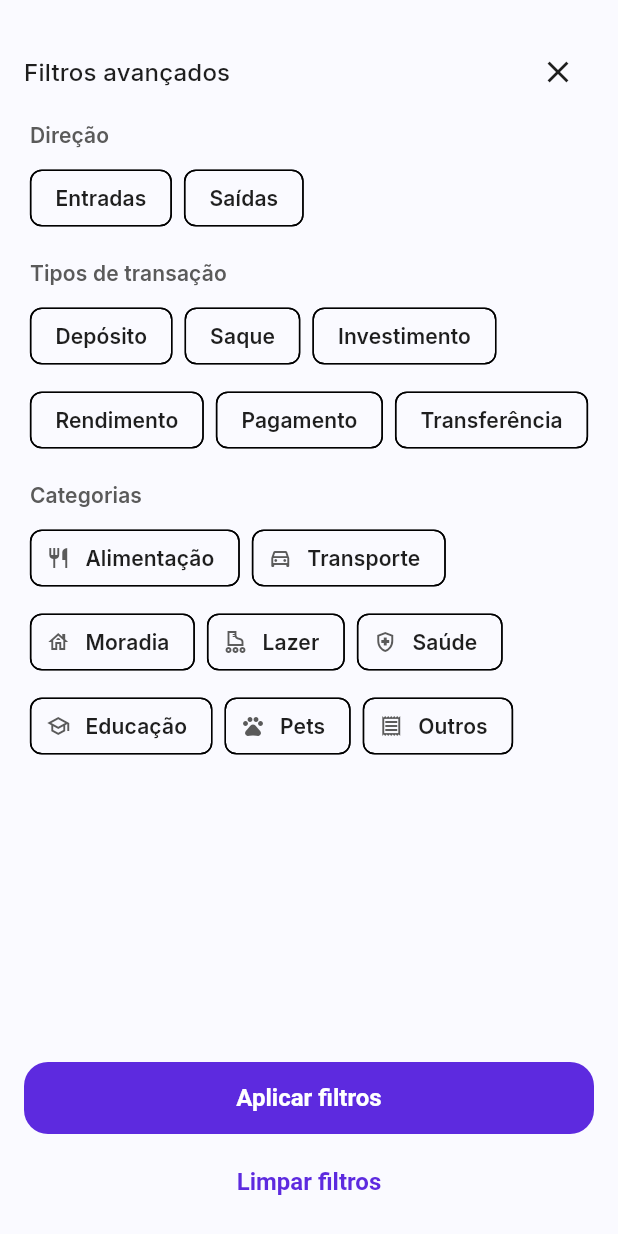
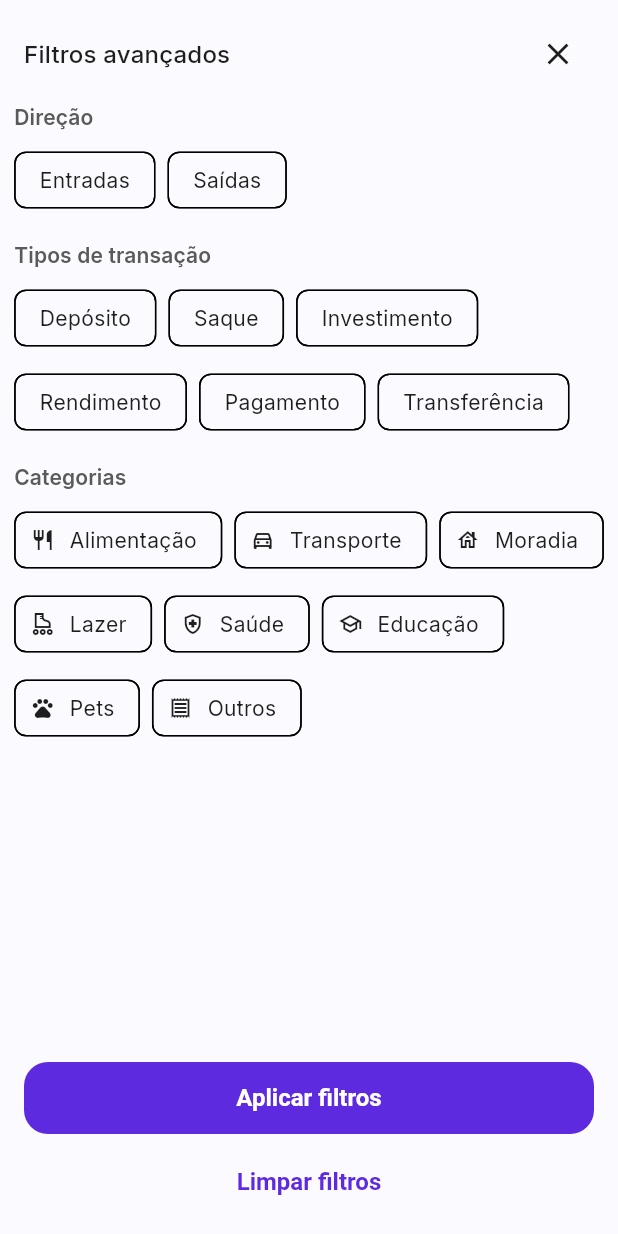
Before and after one commit to carolinarosatto/tech-challenge-3, a Flutter app: the TransactionsFiltersSheet widget shown alone on an empty page, opened directly, on a phone screen of 412 x 824 dp. Run offline on Flutter 3.47's test engine with Material 3 defaults, Android fonts, the phone set to English and light mode, and no system bars; our stand-ins replace cloud_firestore, firebase_core, firebase_storage, fl_chart, image_picker; accounts and stored records are empty; generated files the repository leaves out were written again.

Commit message:
fix: filter choice colors

```diff
--- a/lib/views/widgets/transactions_filters_sheet.dart
+++ b/lib/views/widgets/transactions_filters_sheet.dart
@@ -42,54 +42,164 @@ class _TransactionsFiltersSheetState extends State<TransactionsFiltersSheet> {
 
   @override
   Widget build(BuildContext context) {
+    final theme = Theme.of(context);
+    final textTheme = theme.textTheme;
+    final sectionTitleStyle = textTheme.titleSmall?.copyWith(
+      color: AppColors.text200,
+      fontWeight: FontWeight.w600,
+    );
+    final chipTextStyle = textTheme.bodyMedium?.copyWith(
+      color: AppColors.text300,
+    );
+    final chipSelectedTextStyle = textTheme.bodyMedium?.copyWith(
+      color: AppColors.text100,
+    );
+
     return SafeArea(
       child: Padding(
         padding: EdgeInsets.only(
-          left: 16,
-          right: 16,
           top: 12,
           bottom: MediaQuery.of(context).viewInsets.bottom + 12,
         ),
         child: Column(
           children: [
-            const SizedBox(height: 12),
-            Row(
+            Padding(
+              padding: const EdgeInsets.symmetric(horizontal: 16),
+              child: Row(
                 mainAxisAlignment: MainAxisAlignment.spaceBetween,
                 children: [
-                Text(
-                  'Filtros avançados',
-                  style: Theme.of(context).textTheme.titleMedium,
-                ),
+                  Text('Filtros avançados', style: theme.textTheme.titleMedium),
                   IconButton(
                     onPressed: () => Navigator.of(context).pop(),
                     icon: const Icon(Icons.close),
                   ),
                 ],
               ),
+            ),
             const SizedBox(height: 8),
             Expanded(
+              child: Padding(
+                padding: const EdgeInsets.symmetric(horizontal: 8),
                 child: SingleChildScrollView(
+                  padding: const EdgeInsets.all(0),
                   physics: const BouncingScrollPhysics(),
                   child: Column(
                     crossAxisAlignment: CrossAxisAlignment.start,
                     children: [
-                    _buildSectionTitle('Direção'),
+                      Text('Direção', style: sectionTitleStyle),
                       const SizedBox(height: 8),
-                    _buildDirectionChips(),
+                      Wrap(
+                        spacing: 8,
+                        children: TransactionDirection.values.map((direction) {
+                          final isSelected = _selectedDirection == direction;
+                          final label = direction == TransactionDirection.income
+                              ? 'Entradas'
+                              : 'Saídas';
+                          return ChoiceChip(
+                            selectedColor: AppColors.brand400,
+                            label: Text(
+                              label,
+                              style: isSelected
+                                  ? chipSelectedTextStyle
+                                  : chipTextStyle,
+                            ),
+                            selected: isSelected,
+                            showCheckmark: false,
+                            onSelected: (_) {
+                              setState(() {
+                                _selectedDirection = isSelected
+                                    ? null
+                                    : direction;
+                              });
+                            },
+                          );
+                        }).toList(),
+                      ),
                       const SizedBox(height: 16),
-                    _buildSectionTitle('Tipos de transação'),
+                      Text('Tipos de transação', style: sectionTitleStyle),
                       const SizedBox(height: 8),
-                    _buildTypeChips(),
+                      Wrap(
+                        spacing: 8,
+                        runSpacing: 8,
+                        children: TransactionType.values.map((type) {
+                          final isSelected = _selectedTypes.contains(type);
+                          return FilterChip(
+                            selectedColor: AppColors.brand400,
+                            label: Text(
+                              type.label,
+                              style: isSelected
+                                  ? chipSelectedTextStyle
+                                  : chipTextStyle,
+                            ),
+                            selected: isSelected,
+                            showCheckmark: false,
+                            onSelected: (_) {
+                              setState(() {
+                                if (isSelected) {
+                                  _selectedTypes.remove(type);
+                                } else {
+                                  _selectedTypes.add(type);
+                                }
+                              });
+                            },
+                          );
+                        }).toList(),
+                      ),
                       const SizedBox(height: 16),
-                    _buildSectionTitle('Categorias'),
+                      Text('Categorias', style: sectionTitleStyle),
                       const SizedBox(height: 8),
-                    _buildCategoryChips(),
+                      Wrap(
+                        spacing: 8,
+                        runSpacing: 8,
+                        children: TransactionCategory.values.map((category) {
+                          final isSelected = _selectedCategories.contains(
+                            category,
+                          );
+                          final Color selectedColor =
+                              category == TransactionCategory.other
+                              ? AppColors.border400
+                              : category.colors;
+
+                          return FilterChip(
+                            avatar: Icon(
+                              category.icon,
+                              size: 16,
+                              color: isSelected
+                                  ? AppColors.text100
+                                  : AppColors.text300,
+                            ),
+                            label: Text(
+                              category.label,
+                              style: isSelected
+                                  ? chipSelectedTextStyle
+                                  : chipTextStyle,
+                            ),
+                            selected: isSelected,
+                            selectedColor: selectedColor,
+                            showCheckmark: false,
+                            onSelected: (_) {
+                              setState(() {
+                                if (isSelected) {
+                                  _selectedCategories.remove(category);
+                                } else {
+                                  _selectedCategories.add(category);
+                                }
+                              });
+                            },
+                          );
+                        }).toList(),
+                      ),
                       const SizedBox(height: 16),
                     ],
                   ),
                 ),
               ),
+            ),
             const SizedBox(height: 12),
+            Padding(
+              padding: const EdgeInsets.symmetric(horizontal: 16),
+              child: Column(
+                children: [
                   FilledButton(
                     onPressed: _onApplyFilters,
                     child: const Text('Aplicar filtros'),
@@ -102,88 +212,9 @@ class _TransactionsFiltersSheetState extends State<TransactionsFiltersSheet> {
                 ],
               ),
             ),
-    );
-  }
-
-  Widget _buildSectionTitle(String title) {
-    return Text(
-      title,
-      style: Theme.of(context).textTheme.titleSmall?.copyWith(
-        color: AppColors.text200,
-        fontWeight: FontWeight.w600,
+          ],
         ),
-    );
-  }
-
-  Widget _buildDirectionChips() {
-    return Wrap(
-      spacing: 8,
-      children: TransactionDirection.values.map((direction) {
-        final isSelected = _selectedDirection == direction;
-        final label = direction == TransactionDirection.income
-            ? 'Entradas'
-            : 'Saídas';
-        return ChoiceChip(
-          label: Text(label),
-          selected: isSelected,
-          onSelected: (_) {
-            setState(() {
-              _selectedDirection = isSelected ? null : direction;
-            });
-          },
-        );
-      }).toList(),
-    );
-  }
-
-  Widget _buildTypeChips() {
-    return Wrap(
-      spacing: 8,
-      runSpacing: 8,
-      children: TransactionType.values.map((type) {
-        final isSelected = _selectedTypes.contains(type);
-        return FilterChip(
-          label: Text(type.label),
-          selected: isSelected,
-          onSelected: (_) {
-            setState(() {
-              if (isSelected) {
-                _selectedTypes.remove(type);
-              } else {
-                _selectedTypes.add(type);
-              }
-            });
-          },
-        );
-      }).toList(),
-    );
-  }
-
-  Widget _buildCategoryChips() {
-    return Wrap(
-      spacing: 8,
-      runSpacing: 8,
-      children: TransactionCategory.values.map((category) {
-        final isSelected = _selectedCategories.contains(category);
-        return FilterChip(
-          avatar: Icon(
-            category.icon,
-            size: 16,
-            color: isSelected ? AppColors.text100 : AppColors.text200,
       ),
-          label: Text(category.label),
-          selected: isSelected,
-          onSelected: (_) {
-            setState(() {
-              if (isSelected) {
-                _selectedCategories.remove(category);
-              } else {
-                _selectedCategories.add(category);
-              }
-            });
-          },
-        );
-      }).toList(),
     );
   }
 
```
Lines whose indentation alone changed are shown as unchanged.
